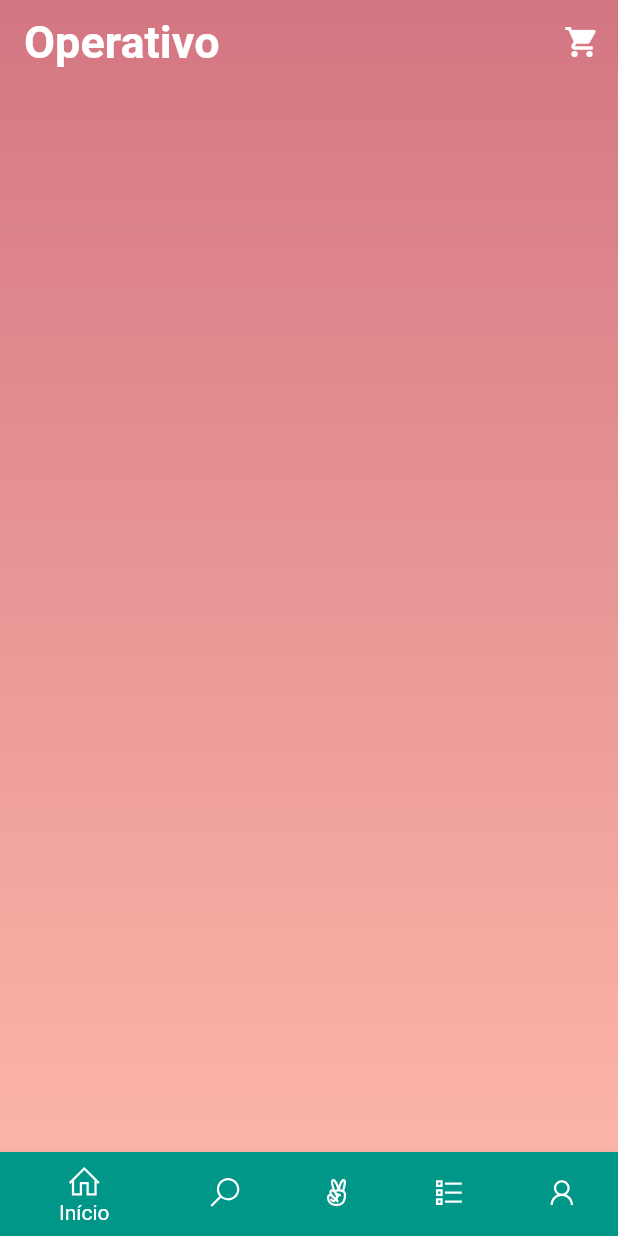
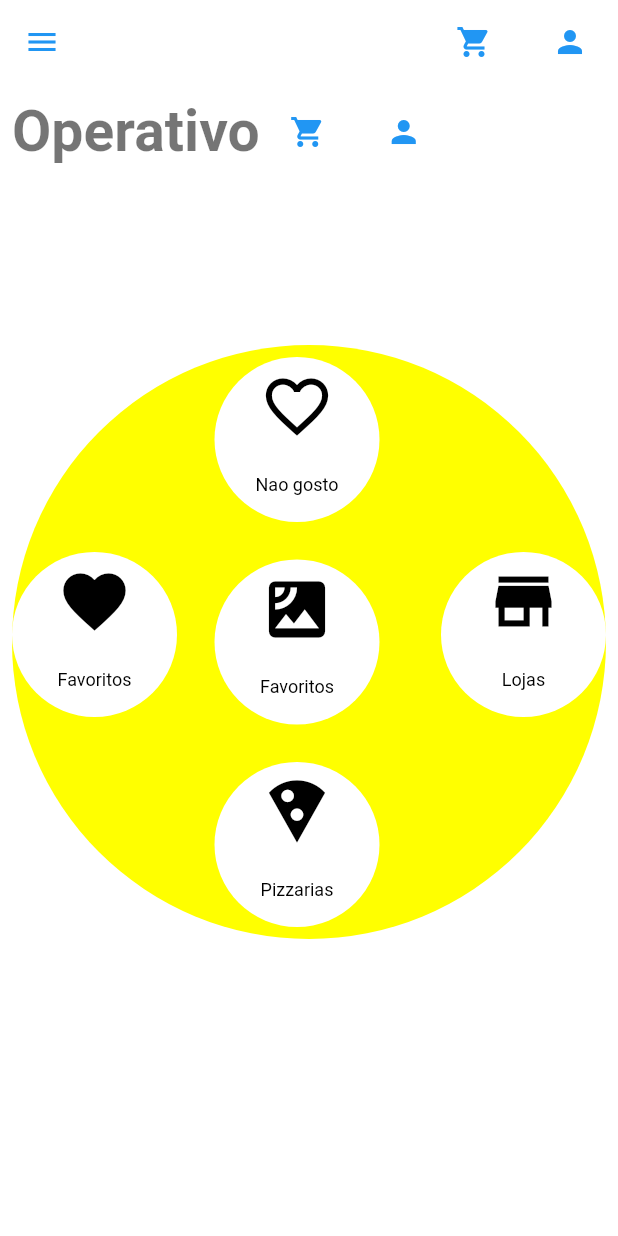
Before and after one commit to Wpylson/operativo_app, a Flutter app: the screen it shows after launch, on a phone screen of 412 x 824 dp. Run offline on Flutter 3.47's test engine with Material 2 defaults, Android fonts, the phone set to English and light mode, and no system bars; our stand-ins replace bubble_bottom_bar, carousel_pro, carousel_slider, cloud_firestore, dio, firebase_auth and 10 more; missing offline and left inert: alphabet_list_scroll_view; accounts and stored records are empty.

Commit message:
Circle Button 17/01/2021

```diff
--- a/lib/main.dart
+++ b/lib/main.dart
@@ -14,6 +14,7 @@ import 'package:operativo_final_cliente/models/services_manager.dart';
 import 'package:operativo_final_cliente/models/user_manager.dart';
 import 'package:operativo_final_cliente/screens/address/address_screen.dart';
 import 'package:operativo_final_cliente/screens/base/base_screen.dart';
+import 'package:operativo_final_cliente/screens/base/home_base_screen.dart';
 import 'package:operativo_final_cliente/screens/cart/cart_screen.dart';
 import 'package:operativo_final_cliente/screens/checkout/checkout_screen.dart';
 import 'package:operativo_final_cliente/screens/confirmations/confirmation_screen.dart';
@@ -137,12 +138,12 @@ class MyApp extends StatelessWidget {
             case '/base':
               //default:
               return MaterialPageRoute(
-                builder: (_) => BaseScreen(),
+                builder: (_) => HomeBaseScreen(),
               );
             case '/':
             default:
               return MaterialPageRoute(
-                  builder: (_) => BaseScreen(), settings: settings);
+                  builder: (_) => HomeBaseScreen(), settings: settings);
           }
         },
       ),
--- /dev/null
+++ b/lib/screens/base/home_base_screen.dart
@@ -0,0 +1,127 @@
+import 'package:flutter/material.dart';
+import 'package:operativo_final_cliente/common/circle_button.dart';
+import 'package:operativo_final_cliente/screens/products/products_screen.dart';
+import 'package:operativo_final_cliente/screens/profile_screen/profile_screen.dart';
+
+class HomeBaseScreen extends StatelessWidget {
+  @override
+  Widget build(BuildContext context) {
+    final Widget bigCircle =  Container(
+      width: 400.0,
+      height: 400.0,
+      decoration:
+      const BoxDecoration(color: Colors.yellowAccent, shape: BoxShape.circle),
+    );
+
+    return Scaffold(
+      backgroundColor: Colors.yellowAccent,
+      appBar: AppBar(
+        elevation: 0,
+        backgroundColor: Colors.white,
+        leading: TextButton(
+            onPressed: (){},
+            child: const Icon(Icons.menu)
+        ),
+        actions: [
+          TextButton(
+              onPressed: (){
+                Navigator.push(context, MaterialPageRoute( builder: (context)=>ProfileScreen()));
+              },
+              child: const Icon(Icons.shopping_cart)
+          ),
+          TextButton(
+              onPressed: (){
+                Navigator.push(context, MaterialPageRoute( builder: (context)=>ProfileScreen()));
+              },
+              child: const Icon(Icons.person)
+          ),
+        ],
+      ),
+      body: Material(
+        color: Colors.white,
+        child: ListView(
+          children: [
+           Padding(
+             padding: const EdgeInsets.all(8.0),
+             child: Row(
+               // ignore: prefer_const_literals_to_create_immutables
+               children: [
+                   const Text(
+                    'Operativo',
+                    style: TextStyle(
+                      fontSize: 38,
+                      color: Colors.black54,
+                      fontWeight: FontWeight.bold
+                    ),
+                  ),
+                 Row(
+                   mainAxisAlignment: MainAxisAlignment.end,
+                   children: [
+                     TextButton(
+                         onPressed: (){
+                           Navigator.push(context, MaterialPageRoute( builder: (context)=>ProfileScreen()));
+                         },
+                         child: const Icon(Icons.shopping_cart)
+                     ),
+                     TextButton(
+                         onPressed: (){
+                           Navigator.push(context, MaterialPageRoute( builder: (context)=>ProfileScreen()));
+                         },
+                         child: const Icon(Icons.person)
+                     ),
+                   ],
+                 ),
+
+               ],
+             ),
+           ),
+            const SizedBox(height: 100,),
+            Padding(
+              padding: const EdgeInsets.all(8.0),
+              child: Center(
+                child: Stack(
+                  children: [
+                    bigCircle,
+                    Positioned(
+                      top: 10.0,
+                      left: 135.0,
+                      child: CircleButton(
+                        onTap: () => print("Cool"), iconData: Icons.favorite_border,menu: 'Nao gosto',),
+                    ),
+                    Positioned(
+                      top: 140.0,
+                      left: 0.0,
+                      child: CircleButton(
+                          onTap: () => print("Cool"), iconData: Icons.favorite,menu: 'Favoritos'),
+                    ),
+                    Positioned(
+                      top: 140.0,
+                      right: 0.0,
+                      child:  CircleButton(onTap: () => print("Cool"), iconData: Icons.store_mall_directory,menu: 'Lojas'),
+                    ),
+                    Positioned(
+                      top: 280.0,
+                      left: 135.0,
+                      child:  CircleButton(
+                          onTap: () {
+                            Navigator.push(context, MaterialPageRoute( builder: (context)=>ProductsScreen()));
+                          },
+                          iconData: Icons.local_pizza,menu: 'Pizzarias'),
+                    ),
+                    Positioned(
+                      top: 145.0,
+                      left: 135.0,
+                      child:  CircleButton(onTap: () => print("Cool"), iconData: Icons.satellite,menu: 'Favoritos'),
+                    ),
+
+
+                  ],
+                ),
+              ),
+            ),
+          ],
+        ),
+      ),
+    );
+  }
+}
```
